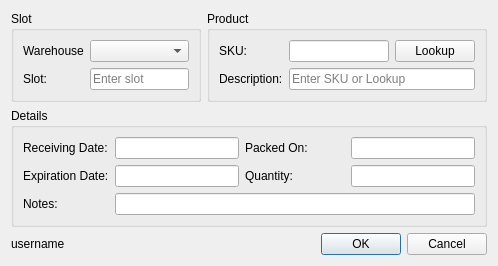
Above: adddialog.ui from BarronFritz/WIM before the change. Below: the same form after it.
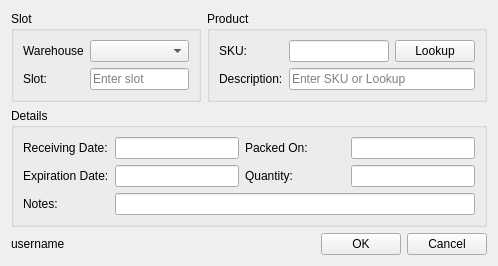
That is the form after the change.

What changed in the file:
```diff
--- a/adddialog.ui
+++ b/adddialog.ui
@@ -235,9 +235,6 @@
        <property name="autoDefault">
         <bool>false</bool>
        </property>
-       <property name="default">
-        <bool>true</bool>
-       </property>
       </widget>
      </item>
      <item>
```
